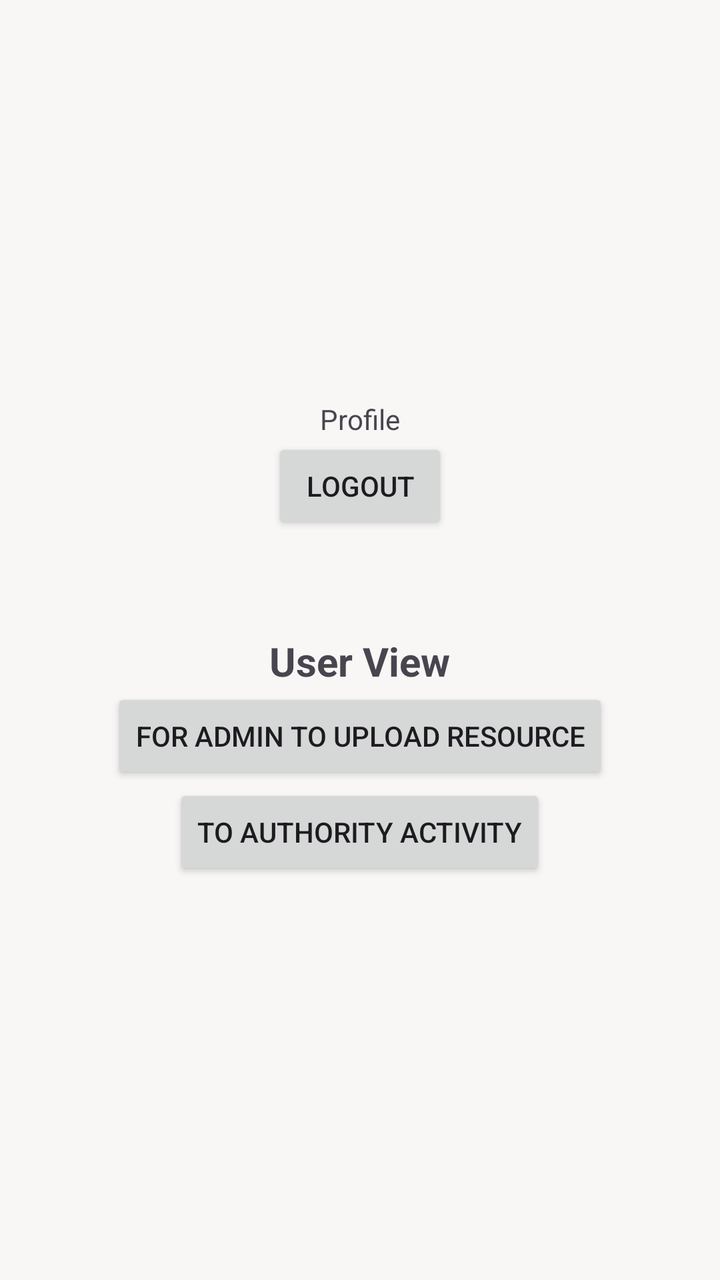
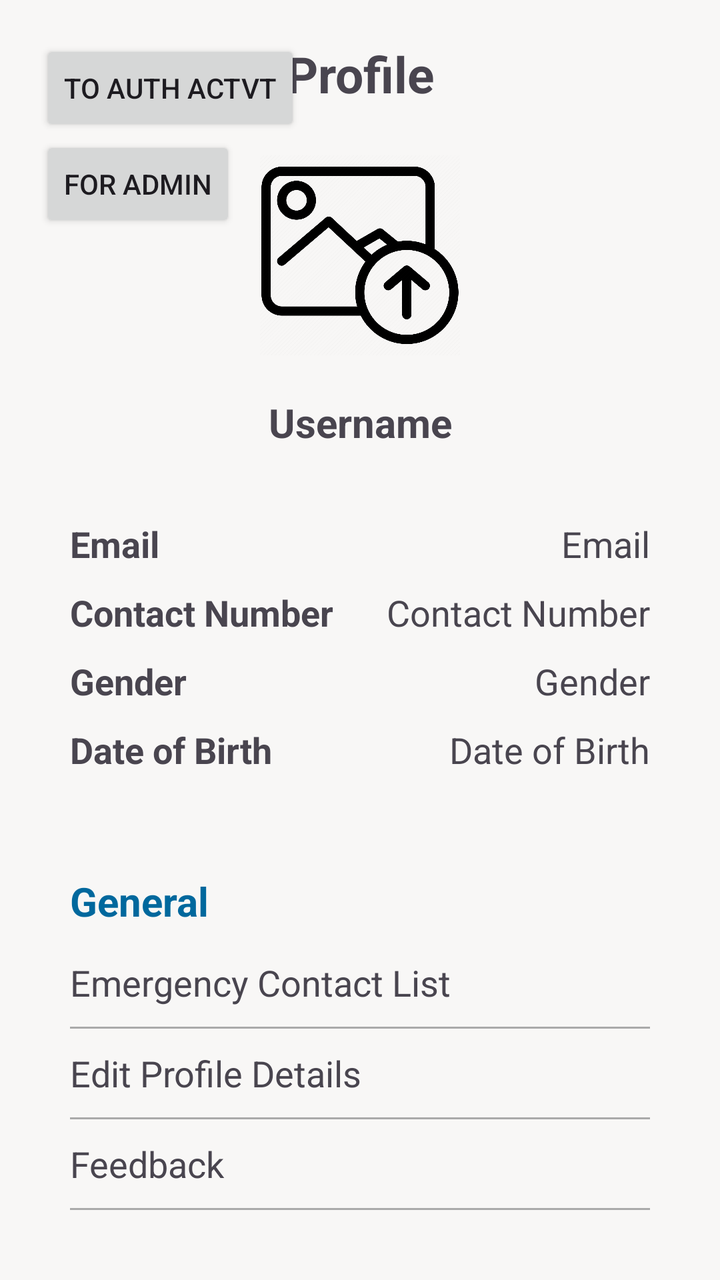

The first picture is an Android layout as it rendered before a commit; the second is the same layout after the commit. The layout source and the unified diff follow.
<!-- AndroidManifest.xml: application theme Theme.SafeGuardApp -->
<!-- res/layout/fragment_profile.xml -->
<?xml version="1.0" encoding="utf-8"?>
<LinearLayout
    xmlns:android="http://schemas.android.com/apk/res/android"
    xmlns:tools="http://schemas.android.com/tools"
    android:layout_width="match_parent"
    android:layout_height="match_parent"
    tools:context=".ProfileFragment"
    android:orientation="vertical"
    android:gravity="center">

    <TextView
        android:layout_width="wrap_content"
        android:layout_height="wrap_content"
        android:text="Profile" />

    <Button
        android:layout_width="wrap_content"
        android:layout_height="wrap_content"
        android:id="@+id/logoutBtn"
        android:text="Logout"/>

    <TextView
        android:id="@+id/userTV"
        android:layout_width="wrap_content"
        android:layout_height="wrap_content"
        android:textStyle="bold"
        android:textSize="20dp"
        android:text="User View"
        android:layout_marginTop="50dp"/>

    <Button
        android:id="@+id/adminBtn"
        android:layout_width="wrap_content"
        android:layout_height="wrap_content"
        android:text="For Admin To Upload Resource" />

    <Button
        android:id="@+id/authBtn"
        android:layout_width="wrap_content"
        android:layout_height="wrap_content"
        android:text="To Authority Activity" />


</LinearLayout>
<!-- resources referenced by this layout -->
<resources>
  <style name="Theme.SafeGuardApp" parent="Base.Theme.SafeGuardApp" />
  <style name="CustomActivityAnimation" parent="@android:style/Animation.Activity">
          <item name="android:activityOpenEnterAnimation">@anim/slide_in_right</item>
          <item name="android:activityOpenExitAnimation">@anim/slide_out_left</item>
          <item name="android:activityCloseEnterAnimation">@anim/slide_in_left</item>
          <item name="android:activityCloseExitAnimation">@anim/slide_out_right</item>
      </style>
  <color name="md_theme_light_primary">#00689D</color>
  <color name="md_theme_light_onPrimary">#FFFFFF</color>
  <color name="md_theme_light_primaryContainer">#CCE5FF</color>
  <color name="md_theme_light_onPrimaryContainer">#001E31</color>
  <color name="md_theme_light_secondary">#51606F</color>
  <color name="md_theme_light_onSecondary">#FFFFFF</color>
  <color name="md_theme_light_secondaryContainer">#D4E4F6</color>
  <color name="md_theme_light_onSecondaryContainer">#0D1D2A</color>
  <color name="md_theme_light_tertiary">#66587B</color>
  <color name="md_theme_light_onTertiary">#FFFFFF</color>
  <color name="md_theme_light_tertiaryContainer">#EDDCFF</color>
  <color name="md_theme_light_onTertiaryContainer">#211534</color>
  <color name="md_theme_light_error">#BA1A1A</color>
  <color name="md_theme_light_errorContainer">#FFDAD6</color>
  <color name="md_theme_light_onError">#FFFFFF</color>
  <color name="md_theme_light_onErrorContainer">#410002</color>
  <color name="md_theme_light_background">#F8F7F6</color>
  <color name="md_theme_light_onBackground">#1A1C1E</color>
  <color name="md_theme_light_outline">#72787E</color>
  <color name="md_theme_light_inverseOnSurface">#F0F0F4</color>
  <color name="md_theme_light_inverseSurface">#2F3133</color>
  <color name="md_theme_light_surface">#F9F9FC</color>
  <color name="md_theme_light_onSurface">#1A1C1E</color>
  <color name="md_theme_light_surfaceVariant">#DEE3EB</color>
  <color name="md_theme_light_onSurfaceVariant">#42474E</color>
  <color name="md_theme_light_inversePrimary">#92CCFF</color>
  <!-- unchanged entries left out for length: 1 -->
</resources>

<!-- the commit's change to res/layout/fragment_profile.xml (unified diff, before → after) -->
@@ -1,44 +1,246 @@
 <?xml version="1.0" encoding="utf-8"?>
-<LinearLayout
-    xmlns:android="http://schemas.android.com/apk/res/android"
+<androidx.constraintlayout.widget.ConstraintLayout xmlns:android="http://schemas.android.com/apk/res/android"
+    xmlns:app="http://schemas.android.com/apk/res-auto"
     xmlns:tools="http://schemas.android.com/tools"
     android:layout_width="match_parent"
     android:layout_height="match_parent"
-    tools:context=".ProfileFragment"
-    android:orientation="vertical"
-    android:gravity="center">
+    android:padding="20dp"
+    tools:context=".ProfileFragment">
 
     <TextView
-        android:layout_width="wrap_content"
-        android:layout_height="wrap_content"
-        android:text="Profile" />
-
-    <Button
-        android:layout_width="wrap_content"
-        android:layout_height="wrap_content"
-        android:id="@+id/logoutBtn"
-        android:text="Logout"/>
+        android:id="@+id/profileTitle"
+        android:layout_width="wrap_content"
+        android:layout_height="wrap_content"
+        android:text="Profile"
+        android:textSize="25sp"
+        android:textStyle="bold"
+        app:layout_constraintEnd_toEndOf="parent"
+        app:layout_constraintStart_toStartOf="parent"
+        app:layout_constraintTop_toTopOf="parent" />
+
+    <ImageView
+        android:id="@+id/uploadProfilePic"
+        android:layout_width="100dp"
+        android:layout_height="100dp"
+        android:layout_marginTop="24dp"
+        android:contentDescription="Profile Picture"
+        app:layout_constraintEnd_toEndOf="parent"
+        app:layout_constraintStart_toStartOf="parent"
+        app:layout_constraintTop_toBottomOf="@+id/profileTitle"
+        app:srcCompat="@drawable/upload_photo" />
 
     <TextView
-        android:id="@+id/userTV"
-        android:layout_width="wrap_content"
-        android:layout_height="wrap_content"
+        android:id="@+id/profileUsername"
+        android:layout_width="wrap_content"
+        android:layout_height="wrap_content"
+        android:layout_marginTop="20dp"
+        android:text="Username"
+        android:textSize="20sp"
         android:textStyle="bold"
-        android:textSize="20dp"
-        android:text="User View"
-        android:layout_marginTop="50dp"/>
+        app:layout_constraintEnd_toEndOf="parent"
+        app:layout_constraintStart_toStartOf="parent"
+        app:layout_constraintTop_toBottomOf="@+id/uploadProfilePic" />
+
+    <LinearLayout
+        android:id="@+id/profileLinearLayout"
+        android:layout_width="match_parent"
+        android:layout_height="wrap_content"
+        android:layout_marginTop="20dp"
+        android:orientation="vertical"
+        android:padding="10dp"
+        app:layout_constraintEnd_toEndOf="parent"
+        app:layout_constraintHorizontal_bias="0.4"
+        app:layout_constraintStart_toStartOf="parent"
+        app:layout_constraintTop_toBottomOf="@id/profileUsername">
+
+        <LinearLayout
+            android:layout_width="match_parent"
+            android:layout_height="match_parent"
+            android:orientation="horizontal"
+            android:padding="5dp">
+
+            <TextView
+                android:id="@+id/profileEmail"
+                android:layout_width="wrap_content"
+                android:layout_height="wrap_content"
+                android:layout_weight="1"
+                android:text="Email"
+                android:textSize="18sp"
+                android:textStyle="bold" />
+
+            <TextView
+                android:id="@+id/profileEmailUser"
+                android:layout_width="wrap_content"
+                android:layout_height="wrap_content"
+                android:layout_weight="1"
+                android:text="Email"
+                android:textAlignment="viewEnd"
+                android:textSize="18sp" />
+        </LinearLayout>
+
+        <LinearLayout
+            android:layout_width="match_parent"
+            android:layout_height="match_parent"
+            android:orientation="horizontal"
+            android:padding="5dp">
+
+            <TextView
+                android:id="@+id/profileContactNum"
+                android:layout_width="wrap_content"
+                android:layout_height="wrap_content"
+                android:layout_weight="1"
+                android:text="Contact Number"
+                android:textSize="18sp"
+                android:textStyle="bold" />
+
+            <TextView
+                android:id="@+id/profileContactNumUser"
+                android:layout_width="wrap_content"
+                android:layout_height="wrap_content"
+                android:layout_weight="1"
+                android:text="Contact Number"
+                android:textAlignment="viewEnd"
+                android:textSize="18sp" />
+        </LinearLayout>
+
+        <LinearLayout
+            android:layout_width="match_parent"
+            android:layout_height="match_parent"
+            android:orientation="horizontal"
+            android:padding="5dp">
+
+            <TextView
+                android:id="@+id/profileGender"
+                android:layout_width="wrap_content"
+                android:layout_height="wrap_content"
+                android:layout_weight="1"
+                android:text="Gender"
+                android:textSize="18sp"
+                android:textStyle="bold" />
+
+            <TextView
+                android:id="@+id/profileGenderUser"
+                android:layout_width="wrap_content"
+                android:layout_height="wrap_content"
+                android:layout_weight="1"
+                android:text="Gender"
+                android:textAlignment="viewEnd"
+                android:textSize="18sp" />
+        </LinearLayout>
+
+        <LinearLayout
+            android:layout_width="match_parent"
+            android:layout_height="match_parent"
+            android:orientation="horizontal"
+            android:padding="5dp">
+
+            <TextView
+                android:id="@+id/profileDoB"
+                android:layout_width="wrap_content"
+                android:layout_height="wrap_content"
+                android:layout_weight="1"
+                android:text="Date of Birth"
+                android:textSize="18sp"
+                android:textStyle="bold" />
+
+            <TextView
+                android:id="@+id/profileDoBUser"
+                android:layout_width="wrap_content"
+                android:layout_height="wrap_content"
+                android:layout_weight="1"
+                android:text="Date of Birth"
+                android:textAlignment="viewEnd"
+                android:textSize="18sp" />
+        </LinearLayout>
+    </LinearLayout>
+
+    <LinearLayout
+        android:id="@+id/profileGeneralLinearLayout"
+        android:layout_width="match_parent"
+        android:layout_height="wrap_content"
+        android:layout_marginTop="20dp"
+        android:orientation="vertical"
+        android:padding="15dp"
+        app:layout_constraintEnd_toEndOf="parent"
+        app:layout_constraintStart_toStartOf="parent"
+        app:layout_constraintTop_toBottomOf="@id/profileLinearLayout">
+
+        <TextView
+            android:layout_width="wrap_content"
+            android:layout_height="wrap_content"
+            android:text="General"
+            android:textColor="@color/md_theme_light_primary"
+            android:textSize="20sp"
+            android:textStyle="bold" />
+
+        <TextView
+            android:id="@+id/emergencyContactList"
+            android:layout_width="wrap_content"
+            android:layout_height="wrap_content"
+            android:layout_marginTop="15dp"
+            android:text="Emergency Contact List"
+            android:textSize="18sp" />
+
+        <View
+            android:layout_width="match_parent"
+            android:layout_height="1dp"
+            android:background="@android:color/darker_gray"
+            android:layout_marginTop="10dp" />
+
+        <TextView
+            android:id="@+id/editProfile"
+            android:layout_width="wrap_content"
+            android:layout_height="wrap_content"
+            android:layout_marginTop="10dp"
+            android:text="Edit Profile Details"
+            android:textSize="18sp" />
+
+        <View
+            android:layout_width="match_parent"
+            android:layout_height="1dp"
+            android:background="@android:color/darker_gray"
+            android:layout_marginTop="10dp" />
+
+        <TextView
+            android:id="@+id/profileFeedback"
+            android:layout_width="wrap_content"
+            android:layout_height="wrap_content"
+            android:layout_marginTop="10dp"
+            android:text="Feedback"
+            android:textSize="18sp" />
+
+        <View
+            android:layout_width="match_parent"
+            android:layout_height="1dp"
+            android:background="@android:color/darker_gray"
+            android:layout_marginTop="10dp" />
+
+        <TextView
+            android:id="@+id/logoutBtn"
+            android:layout_width="wrap_content"
+            android:layout_height="wrap_content"
+            android:layout_marginTop="10dp"
+            android:text="Logout"
+            android:textSize="18sp" />
+    </LinearLayout>
+
+
+    
 
     <Button
         android:id="@+id/adminBtn"
         android:layout_width="wrap_content"
         android:layout_height="wrap_content"
-        android:text="For Admin To Upload Resource" />
+        android:text="For Admin"
+        app:layout_constraintStart_toStartOf="parent"
+        app:layout_constraintTop_toBottomOf="@+id/authBtn" />
 
     <Button
         android:id="@+id/authBtn"
         android:layout_width="wrap_content"
         android:layout_height="wrap_content"
-        android:text="To Authority Activity" />
-
-
-</LinearLayout>
+        android:text="To Auth Actvt"
+        app:layout_constraintStart_toStartOf="parent"
+        app:layout_constraintTop_toTopOf="parent" />
+
+</androidx.constraintlayout.widget.ConstraintLayout>
<!-- resource entries referenced after the edit -->
@@ -8,6 +8,7 @@
           <item name="android:activityCloseExitAnimation">@anim/slide_out_right</item>
       </style>
   <color name="md_theme_light_primary">#00689D</color>
+  <!-- drawable upload_photo: png bitmap (drawable, 98471 bytes) -->
   <color name="md_theme_light_onPrimary">#FFFFFF</color>
   <color name="md_theme_light_primaryContainer">#CCE5FF</color>
   <color name="md_theme_light_onPrimaryContainer">#001E31</color>
